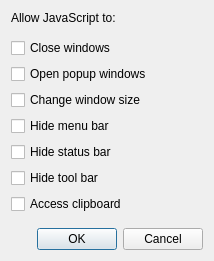
This is src/lib/preferences/jsoptions.ui in QupZilla/qupzilla as Qt 5 draws it before an edit. The edited form follows.
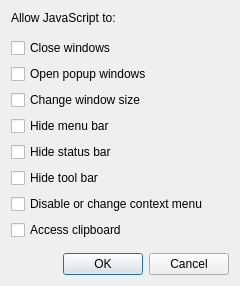
This is the edited form.

Commit message:
[jsoptions] Added "Disable or change context menu" option
User can now set whether sites are allowed to change or
completely disable context menu.

```diff
--- a/src/lib/preferences/jsoptions.ui
+++ b/src/lib/preferences/jsoptions.ui
@@ -6,8 +6,8 @@
    <rect>
     <x>0</x>
     <y>0</y>
-    <width>214</width>
-    <height>261</height>
+    <width>240</width>
+    <height>286</height>
    </rect>
   </property>
   <property name="windowTitle">
@@ -78,6 +78,13 @@
        </property>
       </widget>
      </item>
+     <item>
+      <widget class="QCheckBox" name="jscanDisableContextMenu">
+       <property name="text">
+        <string>Disable or change context menu</string>
+       </property>
+      </widget>
+     </item>
      <item>
       <widget class="QCheckBox" name="jscanAccessClipboard">
        <property name="text">
```
The commit also changes 7 other files.
